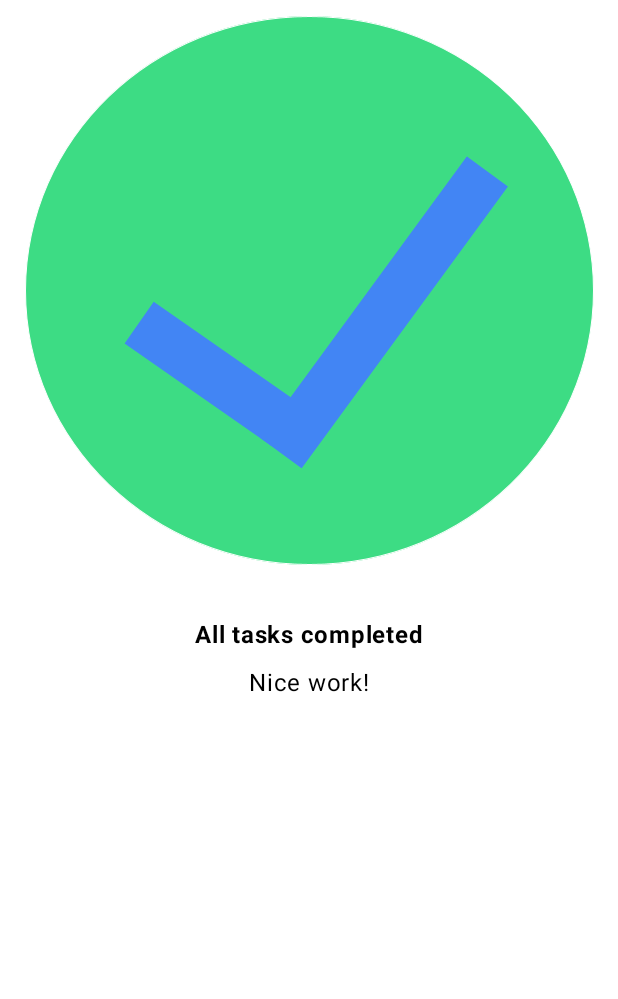
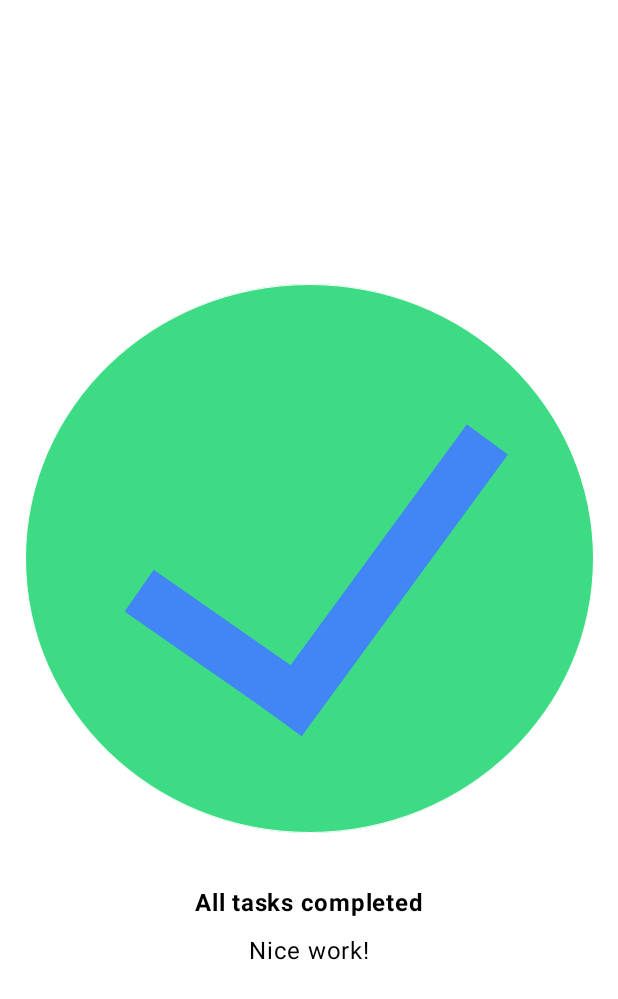
Before and after one commit to Nox4dr1/android-compose-practica-Ejercicio2, an Android app built with Jetpack Compose: the @Preview function Ejer2ComposePreview, on a phone screen of 412 x 824 dp. Shown: the top 999 px of the screen. Run offline under Robolectric (Android 15) with nearby library versions, the phone set to English and light mode, and no system bars.

Commit message:
Corrige centrado vertical: fillMaxWidth a fillMaxSize y elimina imports sin usar

```diff
--- a/app/src/main/java/com/example/ejer2compose/MainActivity.kt
+++ b/app/src/main/java/com/example/ejer2compose/MainActivity.kt
@@ -3,15 +3,12 @@ package com.example.ejer2compose
 import android.os.Bundle
 import androidx.activity.ComponentActivity
 import androidx.activity.compose.setContent
-import androidx.activity.enableEdgeToEdge
 import androidx.compose.foundation.Image
 import androidx.compose.foundation.layout.Arrangement
 import androidx.compose.foundation.layout.Column
 import androidx.compose.foundation.layout.fillMaxSize
-import androidx.compose.foundation.layout.fillMaxWidth
 import androidx.compose.foundation.layout.padding
 import androidx.compose.material3.MaterialTheme
-import androidx.compose.material3.Scaffold
 import androidx.compose.material3.Surface
 import androidx.compose.material3.Text
 import androidx.compose.runtime.Composable
@@ -46,7 +43,7 @@ fun PantallaTareaCompletada(modifier: Modifier = Modifier) {
     val imagen = painterResource(R.drawable.ic_task_completed)
 
     Column(
-        modifier = modifier.fillMaxWidth(),
+        modifier = modifier.fillMaxSize(),
         verticalArrangement = Arrangement.Center,
         horizontalAlignment = Alignment.CenterHorizontally
     ) {
```
